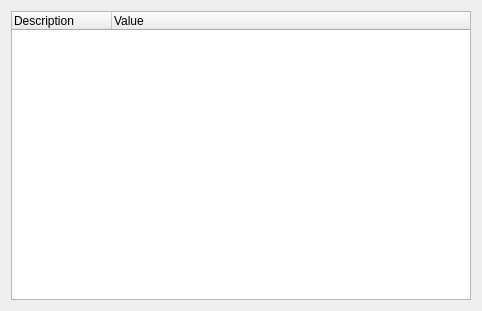
This is Code/Common/Gui/mvdPixelDescriptionWidget.ui in orfeotoolbox/OTB as Qt 5 draws it before an edit. The edited form follows.
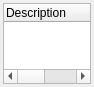
This is the edited form.

Commit message: ENH: Optimized dock-widgets layouts.

Diff of the .ui file:
```diff
--- a/Code/Common/Gui/mvdPixelDescriptionWidget.ui
+++ b/Code/Common/Gui/mvdPixelDescriptionWidget.ui
@@ -6,16 +6,31 @@
    <rect>
     <x>0</x>
     <y>0</y>
-    <width>482</width>
-    <height>311</height>
+    <width>94</width>
+    <height>87</height>
    </rect>
   </property>
   <property name="windowTitle">
    <string>Pixel Description</string>
   </property>
   <layout class="QGridLayout" name="gridLayout">
+   <property name="sizeConstraint">
+    <enum>QLayout::SetDefaultConstraint</enum>
+   </property>
+   <property name="margin">
+    <number>3</number>
+   </property>
+   <property name="spacing">
+    <number>2</number>
+   </property>
    <item row="0" column="0">
     <widget class="QTreeWidget" name="m_DescriptionTree">
+     <property name="sizePolicy">
+      <sizepolicy hsizetype="Preferred" vsizetype="Expanding">
+       <horstretch>0</horstretch>
+       <verstretch>0</verstretch>
+      </sizepolicy>
+     </property>
      <property name="contextMenuPolicy">
       <enum>Qt::CustomContextMenu</enum>
      </property>
```
The commit also changes 4 other files.
